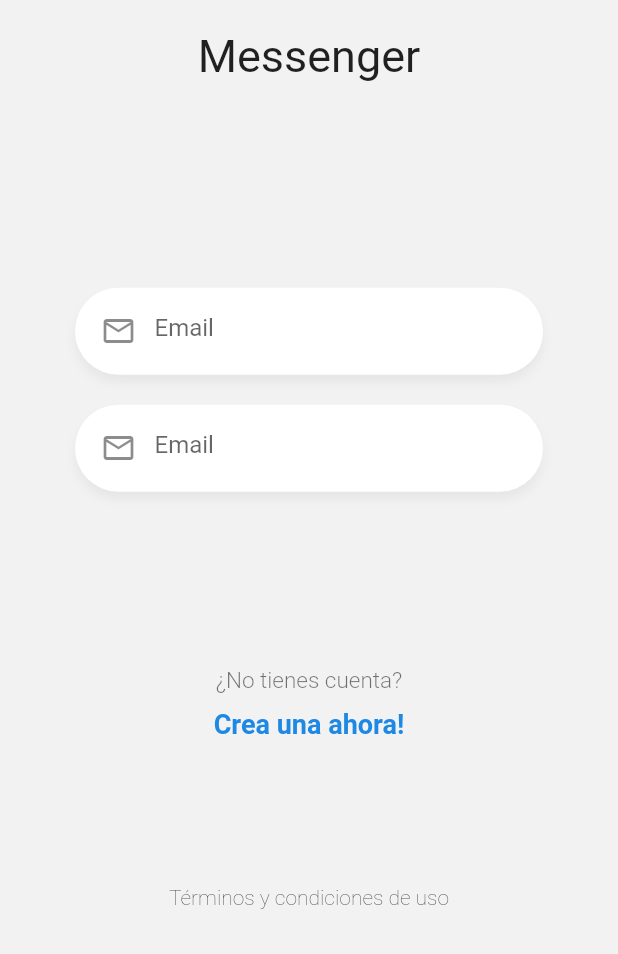
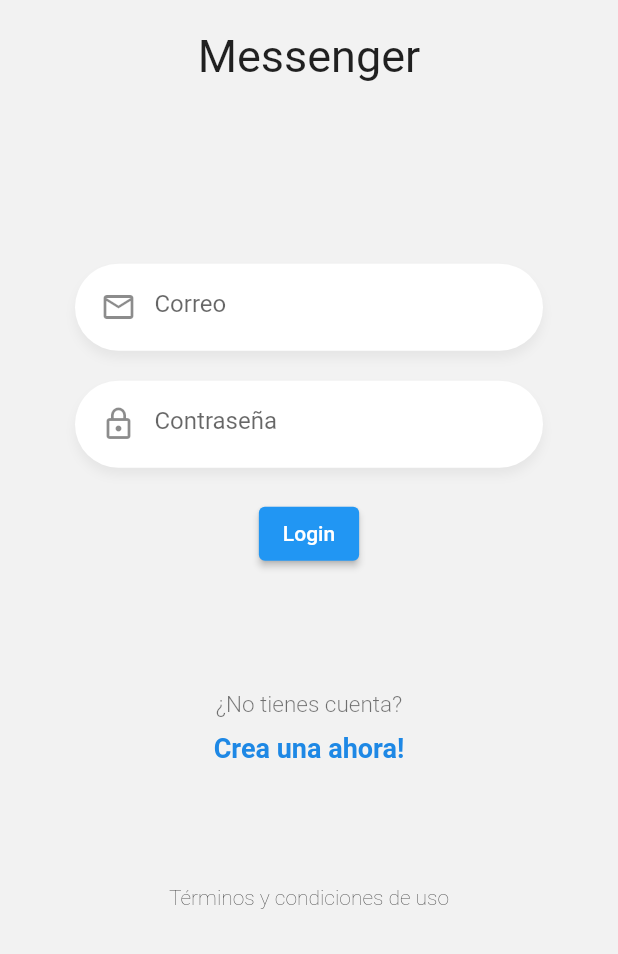
Before and after one commit to michaelrondon27/curso_flutter_avanzado, a Flutter app: the screen it shows after launch, on a phone screen of 412 x 824 dp, the part 282-1236 px from its top. Run offline on Flutter 3.47's test engine with Material 2 defaults, Android fonts, the phone set to English and light mode, and no system bars; our stand-ins replace pie_chart, socket_io_client.

Commit message:
53. Argumentos a nuestro CustomInput

```diff
--- a/chat/lib/pages/login_page.dart
+++ b/chat/lib/pages/login_page.dart
@@ -1,6 +1,8 @@
 import 'package:flutter/material.dart';
 
 import 'package:chat/widgets/custom_input.dart';
+import 'package:chat/widgets/labels.dart';
+import 'package:chat/widgets/logo.dart';
 
 class LoginPage extends StatelessWidget {
   @override
@@ -10,11 +12,11 @@ class LoginPage extends StatelessWidget {
       body: SafeArea(
         child: Column(
           children: [
-            _Logo(),
+            Logo(),
 
             _Form(),
 
-            _Labels(),
+            Labels(),
 
             Container(
               child: Text(
@@ -39,19 +41,34 @@ class _Form extends StatefulWidget {
 }
 
 class __FormState extends State<_Form> {
+  final emailCtrl = TextEditingController();
+  final passwordCtrl = TextEditingController();
+
   @override
   Widget build(BuildContext context) {
     return Container(
       child: Column(
         children: [
-          CustomInput(),
+          CustomInput(
+            icon: Icons.email_outlined,
+            keyboardType: TextInputType.emailAddress,
+            placeholder: 'Correo',
+            textController: emailCtrl
+          ),
 
-          CustomInput()
+          CustomInput(
+            icon: Icons.lock_outline,
+            isPassword: true,
+            placeholder: 'Contraseña',
+            textController: passwordCtrl
+          ),
 
-          // ElevatedButton(
-          //   child: Text('Login'),
-          //   onPressed: () {},
-          // )
+          ElevatedButton(
+            child: Text('Login'),
+            onPressed: () {
+              print(emailCtrl.text);
+            },
+          )
         ]
       ),
       margin: EdgeInsets.only( top: 40 ),
@@ -59,60 +76,3 @@ class __FormState extends State<_Form> {
     );
   }
 }
-
-class _Labels extends StatelessWidget {
-  @override
-  Widget build(BuildContext context) {
-    return Container(
-      child: Column(
-        children: [
-          Text(
-            '¿No tienes cuenta?',
-            style: TextStyle(
-              color: Colors.black54,
-              fontSize: 15,
-              fontWeight: FontWeight.w300
-            )
-          ),
-
-          SizedBox( height: 10 ),
-
-          Text(
-            'Crea una ahora!',
-            style: TextStyle(
-              color: Colors.blue[600],
-              fontSize: 18,
-              fontWeight: FontWeight.bold
-            ),
-          )
-        ]
-      )
-    );
-  }
-}
-
-class _Logo extends StatelessWidget {
-  @override
-  Widget build(BuildContext context) {
-    return Center(
-      child: Container(
-        child: Column(
-          children: [
-            Image(
-              image: AssetImage('assets/tag-logo.png'),
-            ),
-
-            SizedBox( height: 20 ),
-
-            Text(
-              'Messenger',
-              style: TextStyle( fontSize: 30 ),
-            )
-          ]
-        ),
-        margin: EdgeInsets.only( top: 50 ),
-        width: 200
-      )
-    );
-  }
-}
--- a/chat/lib/widgets/custom_input.dart
+++ b/chat/lib/widgets/custom_input.dart
@@ -1,19 +1,35 @@
 import 'package:flutter/material.dart';
 
 class CustomInput extends StatelessWidget {
+  final IconData icon;
+  final bool isPassword;
+  final TextInputType keyboardType;
+  final String placeholder;
+  final TextEditingController textController;
+
+  CustomInput({
+    Key? key,
+    required this.icon,
+    this.isPassword: false,
+    this.keyboardType: TextInputType.text,
+    required this.placeholder,
+    required this.textController
+  }) : super(key: key);
+
   @override
   Widget build(BuildContext context) {
     return Container(
       child: TextField(
         autocorrect: false,
+        controller: this.textController,
         decoration: InputDecoration(
           border: InputBorder.none,
           focusedBorder: InputBorder.none,
-          hintText: 'Email',
-          prefixIcon: Icon( Icons.mail_outline )
+          hintText: this.placeholder,
+          prefixIcon: Icon( this.icon )
         ),
-        keyboardType: TextInputType.emailAddress,
-        // obscureText: true,
+        keyboardType: this.keyboardType,
+        obscureText: this.isPassword,
       ),
       decoration: BoxDecoration(
         borderRadius: BorderRadius.circular( 30 ),
--- /dev/null
+++ b/chat/lib/widgets/labels.dart
@@ -0,0 +1,32 @@
+import 'package:flutter/material.dart';
+
+class Labels extends StatelessWidget {
+  @override
+  Widget build(BuildContext context) {
+    return Container(
+      child: Column(
+        children: [
+          Text(
+            '¿No tienes cuenta?',
+            style: TextStyle(
+              color: Colors.black54,
+              fontSize: 15,
+              fontWeight: FontWeight.w300
+            )
+          ),
+
+          SizedBox( height: 10 ),
+
+          Text(
+            'Crea una ahora!',
+            style: TextStyle(
+              color: Colors.blue[600],
+              fontSize: 18,
+              fontWeight: FontWeight.bold
+            ),
+          )
+        ]
+      )
+    );
+  }
+}
--- /dev/null
+++ b/chat/lib/widgets/logo.dart
@@ -0,0 +1,27 @@
+import 'package:flutter/material.dart';
+
+class Logo extends StatelessWidget {
+  @override
+  Widget build(BuildContext context) {
+    return Center(
+      child: Container(
+        child: Column(
+          children: [
+            Image(
+              image: AssetImage('assets/tag-logo.png'),
+            ),
+
+            SizedBox( height: 20 ),
+
+            Text(
+              'Messenger',
+              style: TextStyle( fontSize: 30 ),
+            )
+          ]
+        ),
+        margin: EdgeInsets.only( top: 50 ),
+        width: 200
+      )
+    );
+  }
+}
```
